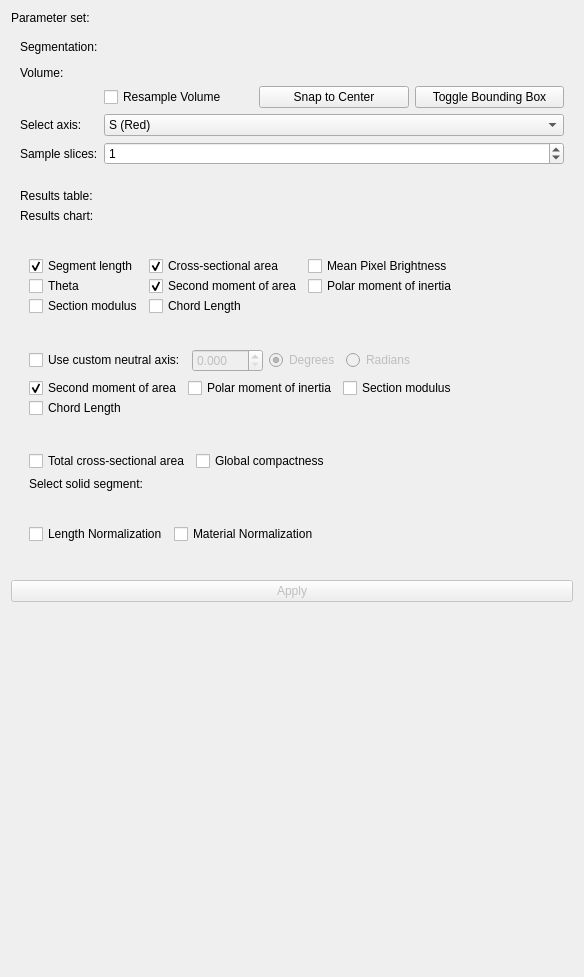
Before: the Qt Designer form SegmentGeometry/Resources/UI/SegmentGeometry.ui in jmhuie/SlicerBiomech, drawn with Qt 5.
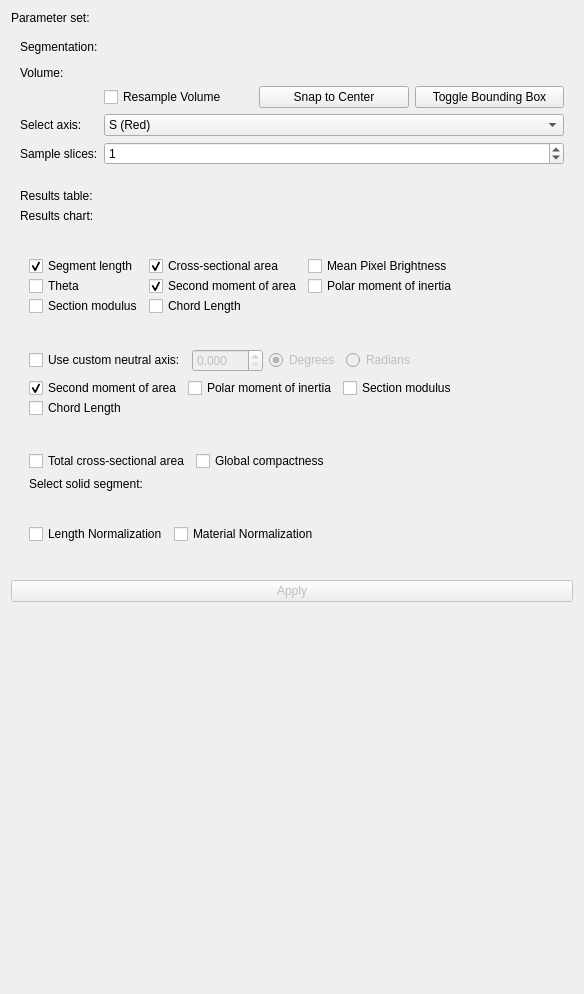
After: the same form once the commit is applied. Custom widgets are drawn as their Qt base class.

Commit message: equations make more sense

```diff
--- a/SegmentGeometry/Resources/UI/SegmentGeometry.ui
+++ b/SegmentGeometry/Resources/UI/SegmentGeometry.ui
@@ -7,7 +7,7 @@
     <x>0</x>
     <y>0</y>
     <width>584</width>
-    <height>977</height>
+    <height>994</height>
    </rect>
   </property>
   <property name="layoutDirection">
```
Left out of the diff: 4 changed lines with no effect on the pictures. The commit also changes 2 other files.
